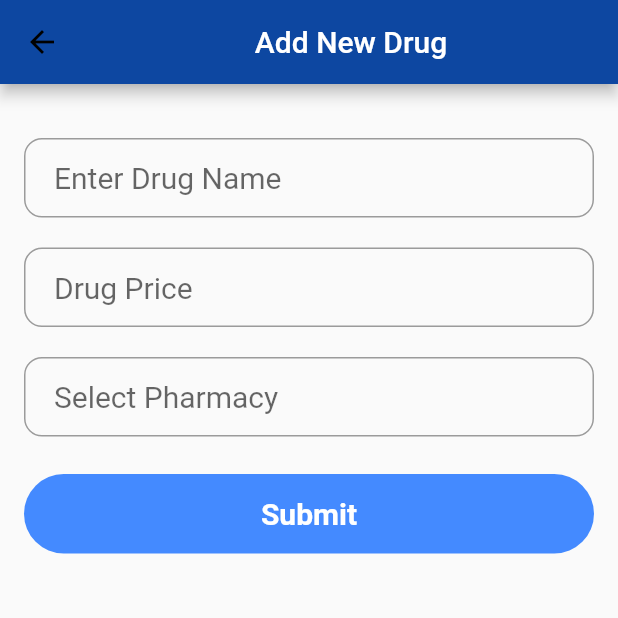
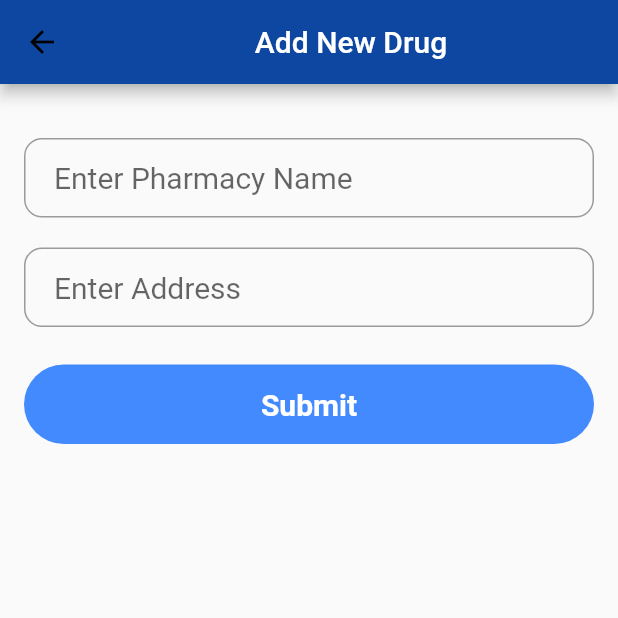
Before and after one commit to keptac/pharmifind, a Flutter app: the AdminDashboard screen opened directly, after a tap on "Add Pharmacy", on a phone screen of 412 x 824 dp, the top half of it. Run offline on Flutter 3.47's test engine with Material 2 defaults, Android fonts, the phone set to English and light mode, and no system bars; our stand-ins replace font_awesome_flutter, google_maps_flutter, localstorage, location; network calls fail; Roboto replaces fonts that are missing (Montserrat); statements that could not run were skipped.

Commit message:
add pharmacy displays

```diff
--- /dev/null
+++ b/lib/admin/addPharmacy.dart
@@ -0,0 +1,115 @@
+import 'package:flutter/material.dart';
+import 'adminServices.dart';
+
+class AddPharmacy extends StatefulWidget {
+  @override
+  AddPharmacyState createState() => AddPharmacyState();
+}
+
+class AddPharmacyState extends State<AddPharmacy> {
+  GlobalKey<ScaffoldState> _scaffoldKey;
+  var _addressName = TextEditingController();
+  var _address = TextEditingController();
+  TextStyle style = TextStyle(fontFamily: 'Montserrat', fontSize: 20.0);
+
+  @override
+  void initState() {
+    super.initState();
+    _scaffoldKey = GlobalKey();
+  }
+
+  _showSnackBar(context, message) {
+    _scaffoldKey.currentState.showSnackBar(
+      SnackBar(
+        content: Text(message),
+      ),
+    );
+  }
+
+  _addNewPharmacy() {
+    AdminServices.addNewPharmacy(
+            _addressName.text, _address.text, "-773773", "929292")
+        .then((response) {
+      if (response == "success") {
+        _showSnackBar(context, "Pharmacy Added successfully");
+      } else {
+        _showSnackBar(context, response);
+      }
+    });
+  }
+
+  @override
+  Widget build(BuildContext context) {
+    Size deviceSize = MediaQuery.of(context).size;
+
+    final _addressNameField = TextField(
+      controller: _addressName,
+      obscureText: false,
+      style: style,
+      decoration: InputDecoration(
+          contentPadding: EdgeInsets.fromLTRB(20.0, 15.0, 20.0, 15.0),
+          hintText: "Enter Pharmacy Name",
+          border:
+              OutlineInputBorder(borderRadius: BorderRadius.circular(12.0))),
+    );
+
+    final pharmacyField = TextField(
+      controller: _addressName,
+      obscureText: false,
+      style: style,
+      decoration: InputDecoration(
+          contentPadding: EdgeInsets.fromLTRB(20.0, 15.0, 20.0, 15.0),
+          hintText: "Enter Address",
+          border:
+              OutlineInputBorder(borderRadius: BorderRadius.circular(12.0))),
+    );
+
+    final addButton = Material(
+      elevation: 0.0,
+      borderRadius: BorderRadius.circular(30.0),
+      color: Colors.blueAccent,
+      child: MaterialButton(
+        minWidth: MediaQuery.of(context).size.width,
+        padding: EdgeInsets.fromLTRB(20.0, 15.0, 20.0, 15.0),
+        onPressed: () {
+          _addNewPharmacy();
+        },
+        child: Text("Submit",
+            textAlign: TextAlign.center,
+            style: style.copyWith(
+                color: Colors.white, fontWeight: FontWeight.bold)),
+      ),
+    );
+
+    return Scaffold(
+        appBar: AppBar(
+          backgroundColor: Colors.blue[900],
+          title: Center(
+            child: Text(
+              "Add New Drug",
+              style: TextStyle(
+                color: Colors.white,
+              ),
+            ),
+          ),
+        ),
+        body: Container(
+          height: deviceSize.height,
+          // color: Colors.white,
+          child: Padding(
+            padding: const EdgeInsets.all(16.0),
+            child: Column(
+              children: <Widget>[
+                SizedBox(height: 20.0),
+                _addressNameField,
+                SizedBox(height: 20.0),
+                pharmacyField,
+                SizedBox(height: 25.0),
+                addButton,
+                // SizedBox(height: 35.0),
+              ],
+            ),
+          ),
+        ));
+  }
+}
--- a/lib/admin/adminDashboard.dart
+++ b/lib/admin/adminDashboard.dart
@@ -4,6 +4,7 @@ import 'package:font_awesome_flutter/font_awesome_flutter.dart';
 import 'package:google_maps_flutter/google_maps_flutter.dart';
 import 'package:location/location.dart';
 import 'package:pharmifind/admin/addDrug.dart';
+import 'package:pharmifind/admin/addPharmacy.dart';
 import 'package:pharmifind/designs/label_below_icon.dart';
 import 'package:pharmifind/drugs/searchDrug.dart';
 import 'package:pharmifind/pharmacies/pharmacyDisplay.dart';
@@ -245,7 +246,8 @@ class _AdminDashboardState extends State<AdminDashboard> {
                         onTap: () {
                           Navigator.push(
                             context,
-                            MaterialPageRoute(builder: (context) => AddDrugs()),
+                            MaterialPageRoute(
+                                builder: (context) => AddPharmacy()),
                           );
                         },
                         child: Column(
```
